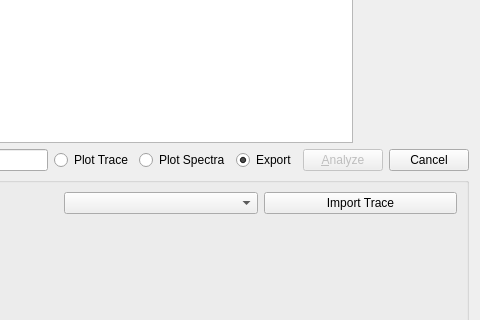
Qt form ui/batch_dialog.ui (knipe1/oes-spa) before a commit; both pictures show x 158 to 638 and y 277 to 597 of the 638 by 850 pixel window.
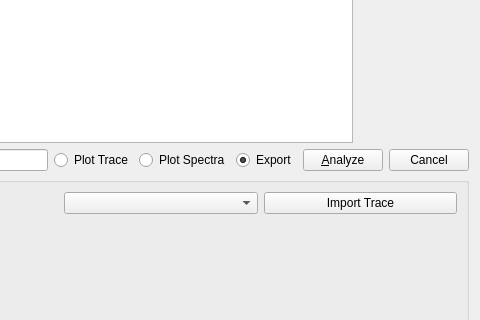
The same form after that commit. Icons and pictures are not drawn. Custom widgets are drawn as their Qt base class.

Commit message: Refactor 'Analyze' button. Always available, bt analysis is restricted.

```diff
--- a/ui/batch_dialog.ui
+++ b/ui/batch_dialog.ui
@@ -216,9 +216,6 @@
      </item>
      <item>
       <widget class="QPushButton" name="btnAnalyze">
-       <property name="enabled">
-        <bool>false</bool>
-       </property>
        <property name="text">
         <string>&amp;Analyze</string>
        </property>
```
The commit also changes 5 other files.
